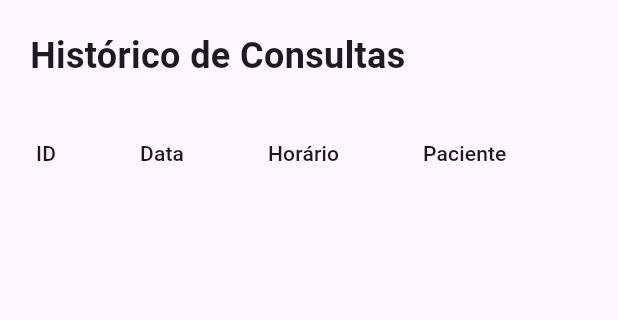
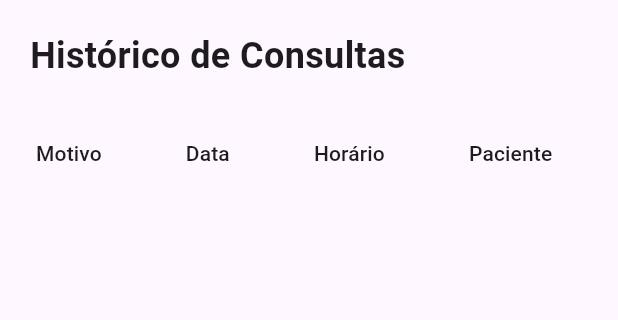
Before and after one commit to Pato-Loco-Dev/Flutterzin-Maroto, a Flutter app: the Home screen opened directly, after a tap on "Historico de Consultas", on a phone screen of 412 x 824 dp, the part 84-404 px from its top. Run offline on Flutter 3.47's test engine with Material 3 defaults, Android fonts, the phone set to English and light mode, and no system bars; network calls fail.

Commit message:
Trocado id para motivo

```diff
--- a/AppSaude/app_saude_flutter/lib/historico.dart
+++ b/AppSaude/app_saude_flutter/lib/historico.dart
@@ -82,7 +82,7 @@ class _HistoricoState extends State<Historico> {
             ),
             DataTable(
               columns: const [
-                DataColumn(label: Text('ID')),
+                DataColumn(label: Text('Motivo')),
                 DataColumn(label: Text('Data')),
                 DataColumn(label: Text('Horário')),
                 DataColumn(label: Text('Paciente')),
@@ -90,7 +90,7 @@ class _HistoricoState extends State<Historico> {
               rows: consultas
                   .map(
                     (consulta) => DataRow(cells: [
-                      DataCell(Text(consulta.id.toString())),
+                      DataCell(Text(consulta.motivo)),
                       DataCell(Text(consulta.dataConsulta)),
                       DataCell(Text(consulta.horarioConsulta)),
                       DataCell(
--- a/AppSaude/app_saude_flutter/lib/models.dart
+++ b/AppSaude/app_saude_flutter/lib/models.dart
@@ -1,11 +1,13 @@
 class Consulta {
   final int id;
+  final String motivo;
   final String dataConsulta;
   final String horarioConsulta;
   final Paciente paciente;
 
   Consulta({
     required this.id,
+    required this.motivo,
     required this.dataConsulta,
     required this.horarioConsulta,
     required this.paciente,
@@ -15,6 +17,7 @@ class Consulta {
     final consultaData = json['consulta'];
     return Consulta(
       id: consultaData['id'],
+      motivo: consultaData['motivoConsulta'],
       dataConsulta: consultaData['dataConsulta'],
       horarioConsulta: consultaData['horarioConsulta'],
       paciente: Paciente.fromJson(consultaData['paciente']),
```
